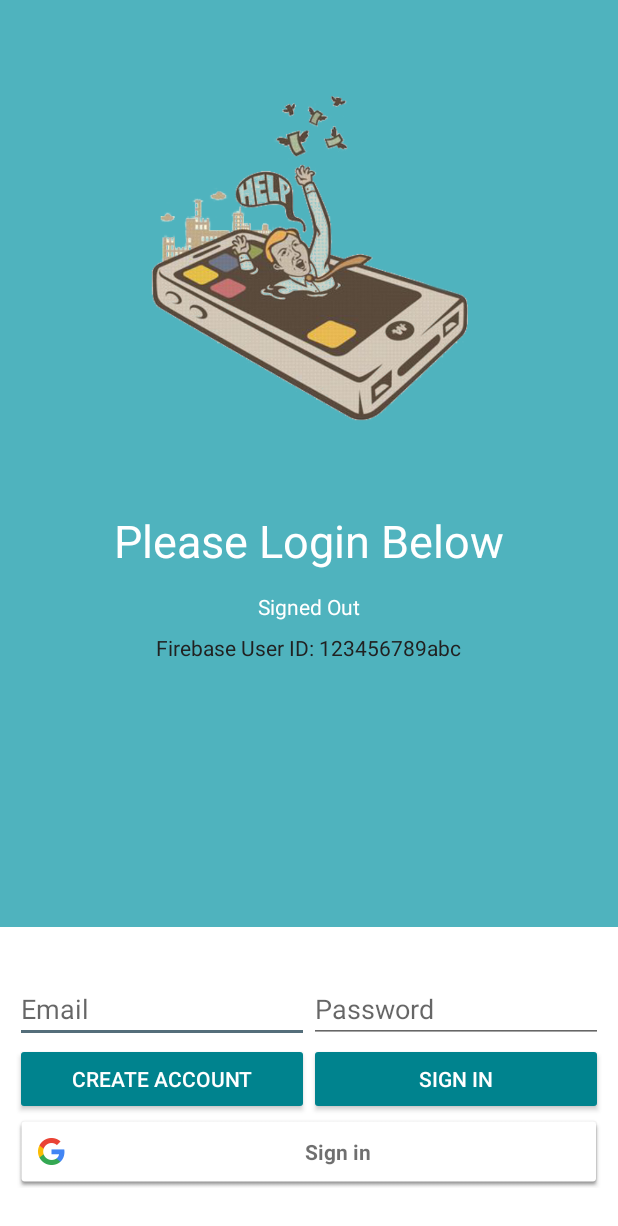
After one commit to jeff-ntl/V-sion, an Android app: the layout login.xml on its own in the app's theme, with its tools: preview values and no code run, on a phone screen of 412 x 824 dp. The commit adds this screen. Shown: the top 1226 px of the screen. Run offline under Robolectric (Android 15) with nearby library versions, the phone set to English and light mode, and no system bars.

Commit message:
added sign in layout

```diff
--- a/app/build.gradle
+++ b/app/build.gradle
@@ -65,6 +65,8 @@ dependencies {
     implementation 'com.google.firebase:firebase-analytics-ktx'
     implementation 'com.google.firebase:firebase-auth-ktx'
     implementation 'com.google.firebase:firebase-firestore-ktx'
+    implementation 'com.google.firebase:firebase-messaging-ktx'
+
 
 
 }
--- /dev/null
+++ b/app/src/main/res/layout/login.xml
@@ -0,0 +1,154 @@
+<LinearLayout xmlns:android="http://schemas.android.com/apk/res/android"
+    xmlns:tools="http://schemas.android.com/tools"
+    android:id="@+id/main_layout"
+    android:layout_width="match_parent"
+    android:layout_height="match_parent"
+    android:background="@color/cyan_light"
+    android:orientation="vertical"
+    android:weightSum="4">
+
+    <LinearLayout
+        android:layout_width="match_parent"
+        android:layout_height="0dp"
+        android:layout_weight="3"
+        android:gravity="center_horizontal"
+        android:orientation="vertical">
+
+        <ImageView
+            android:id="@+id/icon"
+            style="@style/ThemeOverlay.FirebaseIcon"
+            android:layout_width="300dp"
+            android:layout_height="300dp"
+            android:contentDescription="@string/desc_firebase_lockup"
+            android:src="@drawable/login_phone" />
+
+        <TextView
+            android:id="@+id/titleText"
+            android:layout_width="wrap_content"
+            android:layout_height="wrap_content"
+            android:layout_marginBottom="@dimen/margin_10dp"
+            android:text="@string/emailpassword_title_text"
+            android:textColor="@color/white"
+            android:theme="@style/ThemeOverlay.MyTitleText" />
+
+        <TextView
+            android:id="@+id/status"
+            style="@style/ThemeOverlay.MyTextDetail"
+            android:text="@string/signed_out"
+            android:textColor="@color/white" />
+
+        <TextView
+            android:id="@+id/detail"
+            style="@style/ThemeOverlay.MyTextDetail"
+            tools:text="Firebase User ID: 123456789abc" />
+
+    </LinearLayout>
+
+
+    <RelativeLayout
+        android:layout_width="match_parent"
+        android:layout_height="0dp"
+        android:layout_weight="1"
+        android:background="@color/white"
+        android:gravity="center_vertical">
+
+        <LinearLayout
+            android:id="@+id/emailPasswordFields"
+            android:layout_width="match_parent"
+            android:layout_height="wrap_content"
+            android:orientation="horizontal"
+            android:paddingRight="@dimen/layout_padding"
+            android:paddingLeft="@dimen/layout_padding">
+
+            <EditText
+                android:id="@+id/fieldEmail"
+                android:layout_width="0dp"
+                android:layout_height="wrap_content"
+                android:layout_weight="1"
+                android:hint="@string/hint_email"
+                android:inputType="textEmailAddress" />
+
+            <EditText
+                android:id="@+id/fieldPassword"
+                android:layout_width="0dp"
+                android:layout_height="wrap_content"
+                android:layout_weight="1"
+                android:hint="@string/hint_password"
+                android:inputType="textPassword" />
+        </LinearLayout>
+
+        <LinearLayout
+            android:id="@+id/emailPasswordButtons"
+            android:layout_width="match_parent"
+            android:layout_height="wrap_content"
+            android:layout_below="@+id/emailPasswordFields"
+            android:orientation="horizontal"
+            android:paddingRight="@dimen/layout_padding"
+            android:paddingLeft="@dimen/layout_padding">
+
+            <Button
+                android:id="@+id/emailCreateAccountButton"
+                style="@style/Widget.AppCompat.Button.Colored"
+                android:layout_width="0dp"
+                android:layout_height="wrap_content"
+                android:layout_weight="1"
+                android:text="@string/create_account" />
+
+            <Button
+                android:id="@+id/emailSignInButton"
+                style="@style/Widget.AppCompat.Button.Colored"
+                android:layout_width="0dp"
+                android:layout_height="wrap_content"
+                android:layout_weight="1"
+                android:text="@string/sign_in" />
+        </LinearLayout>
+
+        <LinearLayout
+            android:id="@+id/signedInButtons"
+            android:layout_width="match_parent"
+            android:layout_height="wrap_content"
+            android:layout_centerInParent="true"
+            android:orientation="horizontal"
+            android:paddingRight="@dimen/layout_padding"
+            android:paddingLeft="@dimen/layout_padding"
+            android:visibility="gone"
+            android:weightSum="2.0">
+
+            <Button
+                android:id="@+id/signOutButton"
+                style="@style/Widget.AppCompat.Button.Colored"
+                android:layout_width="0dp"
+                android:layout_height="wrap_content"
+                android:layout_weight="1.0"
+                android:text="@string/sign_out" />
+
+            <Button
+                android:id="@+id/verifyEmailButton"
+                style="@style/Widget.AppCompat.Button.Colored"
+                android:layout_width="0dp"
+                android:layout_height="wrap_content"
+                android:layout_weight="1.0"
+                android:text="@string/verify_email" />
+
+        </LinearLayout>
+
+        <LinearLayout
+            android:id="@+id/googleSignInButton"
+            android:layout_width="match_parent"
+            android:layout_height="wrap_content"
+            android:layout_below="@+id/emailPasswordButtons"
+            android:orientation="horizontal"
+            android:paddingRight="@dimen/layout_padding"
+            android:paddingLeft="@dimen/layout_padding">
+
+            <com.google.android.gms.common.SignInButton
+                android:id="@+id/sign_in_button"
+                android:layout_width="0dp"
+                android:layout_height="wrap_content"
+                android:layout_weight="1" />
+
+        </LinearLayout>
+
+    </RelativeLayout>
+
+</LinearLayout>
--- a/app/src/main/res/values/dimens.xml
+++ b/app/src/main/res/values/dimens.xml
@@ -4,4 +4,7 @@
     <dimen name="text_size_12sp">12sp</dimen>
     <dimen name="layout_padding">10dp</dimen>
     <dimen name="small_margin">5dp</dimen>
+    <dimen name="margin_10dp">10dp</dimen>
+    <dimen name="margin_20dp">20dp</dimen>
+
 </resources>
--- a/app/src/main/res/values/strings.xml
+++ b/app/src/main/res/values/strings.xml
@@ -17,4 +17,27 @@
     <string name="dialog_confirm_text">Confirm</string>
     <string name="dialog_cancel_text">Cancel</string>
     <string name="target_advice_text">Friendly advice:\nTry to target no more than 2 hours everyday.\n\nExcessive mobile use can lead to poor concentration, bad memory, poor sleep quality, increased anxiety, etc.\n\nFor more information, visit https://www.inc.com/christina-desmarais/heres-why-you-need-to-put-your-phone-away-according-to-science.html</string>
+
+    <!-- START Firebase Resources-->
+    <string name="label_emailpassword">Email/Password Authentication</string>
+    <string name="desc_emailpassword">Use an email and password to authenticate with Firebase.</string>
+    <string name="sign_in">Sign In</string>
+    <string name="create_account">Create Account</string>
+    <string name="send_link">Send Link</string>
+    <string name="sign_out">Sign Out</string>
+    <string name="verify_email">Verify Email</string>
+    <string name="disconnect">Disconnect</string>
+    <string name="loading">Loading…</string>
+    <string name="signed_in">Signed In</string>
+    <string name="signed_out">Signed Out</string>
+    <string name="token_null">Token: null</string>
+    <string name="hint_email">Email</string>
+    <string name="hint_password">Password</string>
+    <string name="desc_firebase_lockup">Firebase logo and name</string>
+    <string name="auth_failed">Authentication failed</string>
+    <string name="firebase_status_fmt">Firebase User: %s</string>
+    <string name="firebase_user_management">Firebase User Management</string>
+    <string name="emailpassword_status_fmt">Email User: %1$s (verified: %2$b)</string>
+    <string name="emailpassword_title_text">Please Login Below</string>
+    <!--END Firebase Resources-->
 </resources>
--- a/app/src/main/res/values/themes.xml
+++ b/app/src/main/res/values/themes.xml
@@ -32,4 +32,27 @@
         <!-- Customize your theme here. -->
         <item name="android:textColor">@color/text_primary</item>
     </style>
+
+    <!-- Firebase resources -->
+    <style name="ThemeOverlay.FirebaseIcon" parent="Theme.Vsion">
+        <item name="android:layout_marginTop">@dimen/margin_20dp</item>
+        <item name="android:layout_marginBottom">@dimen/margin_20dp</item>
+    </style>
+
+    <style name="ThemeOverlay.MyTextDetail" parent="Theme.Vsion">
+        <item name="android:layout_width">wrap_content</item>
+        <item name="android:layout_height">wrap_content</item>
+        <item name="android:fadeScrollbars">true</item>
+        <item name="android:gravity">center</item>
+        <item name="android:maxLines">5</item>
+        <item name="android:padding">4dp</item>
+        <item name="android:scrollbars">vertical</item>
+        <item name="android:textSize">14sp</item>
+    </style>
+
+    <style name="ThemeOverlay.MyTitleText" parent="Theme.Vsion">
+        <item name="android:gravity">center</item>
+        <item name="android:textSize">30sp</item>
+    </style>
+    <!-- End of Firebase resources -->
 </resources>
```
Also changed, not shown: app/src/main/res/drawable-v24/login_phone.png (added).
